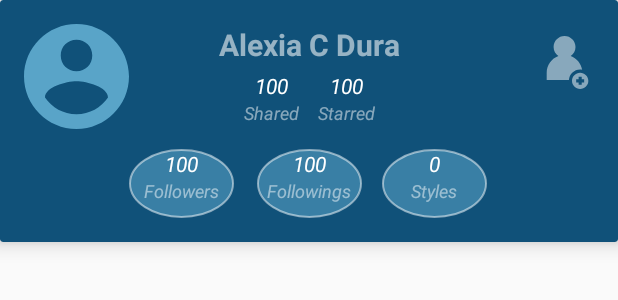
After one commit to Alexia8/mn_android_client, an Android app: the layout view_user_data.xml on its own in the app's theme, with its tools: preview values and no code run, on a phone screen of 412 x 824 dp. The commit adds this screen. Shown: the top 300 px of the screen. Run offline under Robolectric (Android 15) with nearby library versions, the light colour scheme and no system bars.

Commit message:
Added user card in profile fragment

```diff
--- /dev/null
+++ b/mn_ui/src/main/java/com/alexiacdura/mn_ui/ui/components/user/UserCardView.kt
@@ -0,0 +1,56 @@
+package com.alexiacdura.mn_ui.ui.components.user
+
+import android.content.Context
+import android.util.AttributeSet
+import androidx.cardview.widget.CardView
+import androidx.databinding.BaseObservable
+import com.alexiacdura.mn_core.data.models.UserData
+import com.alexiacdura.mn_core.data.user.states.UserDataState
+import com.alexiacdura.mn_ui.R
+import com.alexiacdura.mn_ui.core.binding.BindableView
+import com.alexiacdura.mn_ui.core.binding.viewBinding
+import com.alexiacdura.mn_ui.core.binding.viewModel
+import com.alexiacdura.mn_ui.databinding.ViewUserDataBinding
+
+class UserCardView @JvmOverloads constructor(
+    context: Context,
+    attrs: AttributeSet? = null,
+    defStyleAttr: Int = 0
+) : CardView(context, attrs, defStyleAttr),
+    BindableView<UserCardViewModel> {
+
+    var viewModel: UserCardViewModel by viewModel(EmptyViewModel())
+
+    private val binding: ViewUserDataBinding by viewBinding(resId = R.layout.view_user_data)
+
+    override fun bind(viewModel: UserCardViewModel) {
+        binding.viewModel = viewModel
+
+        binding.followers.text = viewModel.followersList.size.toString()
+        binding.followings.text = viewModel.followingsList.size.toString()
+    }
+
+    private class EmptyViewModel : BaseObservable(), UserCardViewModel {
+
+        override val contentsInvisible = false
+        override val loadingVisible = false
+        override var username = ""
+        override var postQuantity = ""
+        override var starredQuantity = ""
+        override var followersList: List<UserData.User> = emptyList()
+        override var followingsList: List<UserData.User> = emptyList()
+
+        override fun update(state: UserDataState) {
+            // don't do anything
+        }
+
+        override fun followersClick(followersList: List<UserData.User>) {
+            // don't do anything
+        }
+
+        override fun followingsClick(followingsList: List<UserData.User>) {
+            // don't do anything
+        }
+
+    }
+}
--- /dev/null
+++ b/mn_ui/src/main/java/com/alexiacdura/mn_ui/ui/components/user/UserCardViewModel.kt
@@ -0,0 +1,35 @@
+package com.alexiacdura.mn_ui.ui.components.user
+
+import androidx.databinding.Bindable
+import androidx.databinding.Observable
+import com.alexiacdura.mn_core.data.models.UserData
+import com.alexiacdura.mn_core.data.user.states.UserDataState
+
+interface UserCardViewModel : Observable {
+
+    @get:Bindable
+    val contentsInvisible: Boolean
+
+    @get:Bindable
+    val loadingVisible: Boolean
+
+    @get:Bindable
+    var username: String
+
+    @get:Bindable
+    var postQuantity: String
+
+    @get:Bindable
+    var starredQuantity: String
+
+    @get:Bindable
+    var followersList: List<UserData.User>
+
+    @get:Bindable
+    var followingsList: List<UserData.User>
+
+    fun followersClick(followersList: List<UserData.User>)
+    fun followingsClick(followingsList: List<UserData.User>)
+
+    fun update(state: UserDataState)
+}
--- /dev/null
+++ b/mn_ui/src/main/java/com/alexiacdura/mn_ui/ui/components/user/UserCardViewModelImpl.kt
@@ -0,0 +1,72 @@
+package com.alexiacdura.mn_ui.ui.components.user
+
+import androidx.databinding.BaseObservable
+import com.alexiacdura.mn_core.data.models.UserData
+import com.alexiacdura.mn_core.data.user.states.UserDataState
+import com.alexiacdura.mn_ui.BR
+import com.alexiacdura.mn_ui.core.binding.bindableProperty
+import kotlin.reflect.KFunction1
+
+class UserCardViewModelImpl(
+    private val followersCallback: KFunction1<@ParameterName(name = "user") List<UserData.User>, Unit>,
+    private val followingsCallback: KFunction1<@ParameterName(name = "user") List<UserData.User>, Unit>
+) : BaseObservable(), UserCardViewModel {
+
+    override var contentsInvisible by bindableProperty(false, BR.contentsInvisible)
+        private set
+
+    override var loadingVisible by bindableProperty(false, BR.loadingVisible)
+        private set
+
+    override var username by bindableProperty("", BR.username)
+
+    override var postQuantity by bindableProperty("", BR.postQuantity)
+
+    override var starredQuantity by bindableProperty("", BR.starredQuantity)
+
+    override var followersList: List<UserData.User> = emptyList()
+
+    override var followingsList: List<UserData.User> = emptyList()
+
+    override fun followersClick(followersList: List<UserData.User>) {
+        followersCallback(followersList)
+    }
+
+    override fun followingsClick(followingsList: List<UserData.User>) {
+        followingsCallback(followingsList)
+    }
+
+    override fun update(state: UserDataState) {
+        when (state) {
+            is UserDataState.Success -> processSuccessState(state.item)
+            is UserDataState.Loading -> showLoading()
+            is UserDataState.Error -> hideAll()
+        }
+    }
+
+    private fun processSuccessState(item: UserData) {
+        this.username = ""
+        this.postQuantity = Integer.toString(item.postQuantity)
+        this.starredQuantity = Integer.toString(item.starredQuantity)
+        this.followersList = item.followers
+        this.followingsList = item.followings
+
+        showContents()
+        notifyChange()
+    }
+
+    private fun showLoading() {
+        loadingVisible = true
+        contentsInvisible = true
+    }
+
+    private fun showContents() {
+        contentsInvisible = false
+        loadingVisible = false
+    }
+
+    private fun hideAll() {
+        loadingVisible = false
+        contentsInvisible = false
+    }
+}
--- /dev/null
+++ b/mn_ui/src/main/res/drawable/circle_background.xml
@@ -0,0 +1,11 @@
+<shape xmlns:android="http://schemas.android.com/apk/res/android"
+    android:innerRadius="0dp"
+    android:shape="oval"
+    android:thicknessRatio="1"
+    android:useLevel="false">
+    <solid android:color="@color/mn_blue_light_90" />
+
+    <stroke
+        android:width="1dp"
+        android:color="@color/white_80" />
+</shape>
--- /dev/null
+++ b/mn_ui/src/main/res/drawable/ic_add_friend.xml
@@ -0,0 +1,12 @@
+<vector xmlns:android="http://schemas.android.com/apk/res/android"
+    android:width="512dp"
+    android:height="512dp"
+    android:viewportWidth="512"
+    android:viewportHeight="512">
+    <path
+        android:fillColor="@color/white_80"
+        android:pathData="m299.391,433c0,43.629 35.371,79 79,79s79,-35.371 79,-79 -35.371,-79 -79,-79 -79,35.371 -79,79zM416.891,418v30h-23.5v23.5h-30v-23.5h-23.5v-30h23.5v-23.5h30v23.5zM416.891,418" />
+    <path
+        android:fillColor="@color/white_80"
+        android:pathData="m301.316,355.926c20.586,-20.586 47.957,-31.926 77.074,-31.926 6.48,0 12.879,0.566 19.133,1.668 -10.535,-61.199 -53.418,-111.473 -110.355,-132.52 27.848,-19.082 46.152,-51.109 46.152,-87.34 0,-58.344 -47.465,-105.809 -105.809,-105.809s-105.809,47.465 -105.809,105.809c0,36.227 18.309,68.258 46.152,87.34 -65.813,24.332 -112.855,87.707 -112.855,161.871v69.594h214.707c1.965,-25.957 13.012,-50.09 31.609,-68.688zM301.316,355.926" />
+</vector>
--- /dev/null
+++ b/mn_ui/src/main/res/layout/view_user_data.xml
@@ -0,0 +1,197 @@
+<?xml version="1.0" encoding="utf-8"?>
+<layout xmlns:android="http://schemas.android.com/apk/res/android"
+    xmlns:app="http://schemas.android.com/apk/res-auto"
+    xmlns:tools="http://schemas.android.com/tools">
+
+    <data>
+
+        <variable
+            name="viewModel"
+            type="com.alexiacdura.mn_ui.ui.components.user.UserCardViewModel" />
+    </data>
+
+    <androidx.cardview.widget.CardView
+        android:layout_width="match_parent"
+        android:layout_height="wrap_content"
+        app:cardBackgroundColor="@color/colorPrimary"
+        app:cardElevation="@dimen/small_8"
+        app:cardUseCompatPadding="false">
+
+        <androidx.constraintlayout.widget.ConstraintLayout
+            android:layout_width="match_parent"
+            android:layout_height="match_parent"
+            android:paddingStart="@dimen/base_16"
+            android:paddingTop="@dimen/base_16"
+            android:paddingEnd="@dimen/base_16"
+            android:paddingBottom="@dimen/base_16">
+
+            <ImageView
+                android:id="@+id/userImage"
+                android:layout_width="70dp"
+                android:layout_height="70dp"
+                android:background="@drawable/ic_default_user_icon"
+                app:layout_constraintStart_toStartOf="parent"
+                app:layout_constraintTop_toTopOf="parent" />
+
+            <TextView
+                android:id="@+id/username"
+                style="@style/Style.UserCardView.username"
+                android:layout_width="wrap_content"
+                android:layout_height="wrap_content"
+                android:paddingBottom="@dimen/xsmall_4"
+                android:text="Alexia C Dura"
+                app:layout_constraintEnd_toEndOf="parent"
+                app:layout_constraintStart_toStartOf="parent"
+                app:layout_constraintTop_toTopOf="parent"
+                tools:text="Alexia C Dura" />
+
+            <ImageView
+                android:id="@+id/followBtn"
+                android:layout_width="35dp"
+                android:layout_height="35dp"
+                android:layout_marginStart="@dimen/user_card_margin_row"
+                android:layout_marginTop="@dimen/small_8"
+                android:background="@drawable/ic_add_friend"
+                app:layout_constraintEnd_toEndOf="parent"
+                app:layout_constraintTop_toTopOf="parent" />
+
+            <TextView
+                android:id="@+id/postQuantity"
+                style="@style/Style.UserCardView.value"
+                android:layout_width="wrap_content"
+                android:layout_height="wrap_content"
+                android:text="@{viewModel.postQuantity}"
+                app:layout_constraintEnd_toEndOf="@id/postQuantityTitle"
+                app:layout_constraintStart_toStartOf="@id/postQuantityTitle"
+                app:layout_constraintTop_toBottomOf="@id/username"
+                tools:text="100" />
+
+            <TextView
+                android:id="@+id/postQuantityTitle"
+                style="@style/Style.UserCardView.title"
+                android:layout_width="wrap_content"
+                android:layout_height="wrap_content"
+                android:layout_marginEnd="@dimen/user_card_margin_row"
+                android:text="@string/title_shared"
+                app:layout_constraintEnd_toEndOf="parent"
+                app:layout_constraintStart_toStartOf="parent"
+                app:layout_constraintTop_toBottomOf="@id/postQuantity" />
+
+            <TextView
+                android:id="@+id/starsQuantity"
+                style="@style/Style.UserCardView.value"
+                android:layout_width="wrap_content"
+                android:layout_height="wrap_content"
+                android:text="@{viewModel.starredQuantity}"
+                app:layout_constraintEnd_toEndOf="@id/starsQuantityTitle"
+                app:layout_constraintStart_toStartOf="@id/starsQuantityTitle"
+                app:layout_constraintTop_toBottomOf="@id/username"
+                tools:text="100" />
+
+            <TextView
+                android:id="@+id/starsQuantityTitle"
+                style="@style/Style.UserCardView.title"
+                android:layout_width="wrap_content"
+                android:layout_height="wrap_content"
+                android:layout_marginStart="@dimen/user_card_margin_row"
+                android:text="@string/title_starred"
+                app:layout_constraintEnd_toEndOf="parent"
+                app:layout_constraintStart_toStartOf="parent"
+                app:layout_constraintTop_toBottomOf="@id/starsQuantity" />
+
+            <View
+                android:id="@+id/followersBackground"
+                style="@style/Style.UserCardView.value.circled"
+                android:layout_width="@dimen/user_card_button_width"
+                android:layout_height="@dimen/user_card_button_height"
+                app:layout_constraintEnd_toEndOf="@id/followersTitle"
+                app:layout_constraintStart_toStartOf="@id/followersTitle"
+                app:layout_constraintTop_toTopOf="@id/followers" />
+
+            <TextView
+                android:id="@+id/followers"
+                style="@style/Style.UserCardView.value"
+                android:layout_width="wrap_content"
+                android:layout_height="wrap_content"
+                android:layout_marginTop="@dimen/base_16"
+                app:layout_constraintEnd_toEndOf="@id/followersTitle"
+                app:layout_constraintStart_toStartOf="@id/followersTitle"
+                app:layout_constraintTop_toBottomOf="@id/postQuantityTitle"
+                tools:text="100" />
+
+            <TextView
+                android:id="@+id/followersTitle"
+                style="@style/Style.UserCardView.title"
+                android:layout_width="wrap_content"
+                android:layout_height="wrap_content"
+                android:layout_marginEnd="@dimen/xlarge_32"
+                android:text="@string/title_followers"
+                app:layout_constraintRight_toLeftOf="@id/followingsTitle"
+                app:layout_constraintTop_toBottomOf="@id/followers" />
+
+            <View
+                android:id="@+id/followingsBackground"
+                style="@style/Style.UserCardView.value.circled"
+                android:layout_width="@dimen/user_card_button_width"
+                android:layout_height="@dimen/user_card_button_height"
+                app:layout_constraintEnd_toEndOf="@id/followingsTitle"
+                app:layout_constraintStart_toStartOf="@id/followingsTitle"
+                app:layout_constraintTop_toTopOf="@id/followings" />
+
+            <TextView
+                android:id="@+id/followings"
+                style="@style/Style.UserCardView.value"
+                android:layout_width="wrap_content"
+                android:layout_height="wrap_content"
+                android:layout_marginTop="@dimen/base_16"
+                app:layout_constraintEnd_toEndOf="@id/followingsTitle"
+                app:layout_constraintStart_toStartOf="@id/followingsTitle"
+                app:layout_constraintTop_toBottomOf="@id/postQuantityTitle"
+                tools:text="100" />
+
+            <TextView
+                android:id="@+id/followingsTitle"
+                style="@style/Style.UserCardView.title"
+                android:layout_width="wrap_content"
+                android:layout_height="wrap_content"
+                android:text="@string/title_followings"
+                app:layout_constraintEnd_toEndOf="parent"
+                app:layout_constraintStart_toStartOf="parent"
+                app:layout_constraintTop_toBottomOf="@id/followings" />
+
+
+            <View
+                android:id="@+id/stylesBackground"
+                style="@style/Style.UserCardView.value.circled"
+                android:layout_width="@dimen/user_card_button_width"
+                android:layout_height="@dimen/user_card_button_height"
+                app:layout_constraintEnd_toEndOf="@id/stylesTitle"
+                app:layout_constraintStart_toStartOf="@id/stylesTitle"
+                app:layout_constraintTop_toTopOf="@id/styles" />
+
+            <TextView
+                android:id="@+id/styles"
+                style="@style/Style.UserCardView.value"
+                android:layout_width="wrap_content"
+                android:layout_height="wrap_content"
+                android:layout_marginTop="@dimen/base_16"
+                android:text="0"
+                app:layout_constraintEnd_toEndOf="@id/stylesTitle"
+                app:layout_constraintStart_toStartOf="@id/stylesTitle"
+                app:layout_constraintTop_toBottomOf="@id/postQuantityTitle" />
+
+            <TextView
+                android:id="@+id/stylesTitle"
+                style="@style/Style.UserCardView.title"
+                android:layout_width="wrap_content"
+                android:layout_height="wrap_content"
+                android:layout_marginStart="40dp"
+                android:text="@string/title_styles"
+                app:layout_constraintLeft_toRightOf="@id/followingsTitle"
+                app:layout_constraintTop_toBottomOf="@id/styles" />
+
+        </androidx.constraintlayout.widget.ConstraintLayout>
+
+    </androidx.cardview.widget.CardView>
+
+</layout>
--- a/mn_ui/src/main/res/values/dimens.xml
+++ b/mn_ui/src/main/res/values/dimens.xml
@@ -8,6 +8,12 @@
     <dimen name="xsmall_4">4dp</dimen>
     <dimen name="xxsmall_2">2dp</dimen>
 
+    <!-- DP Size for user card margins. -->
+    <dimen name="user_card_margin_row">50dp</dimen>
+    <dimen name="user_card_height">150dp</dimen>
+    <dimen name="user_card_button_width">70dp</dimen>
+    <dimen name="user_card_button_height">46dp</dimen>
+
     <!-- SP sizes. -->
     <dimen name="font_large_24">24sp</dimen>
     <dimen name="font_big_20">20sp</dimen>
--- a/mn_ui/src/main/res/values/strings.xml
+++ b/mn_ui/src/main/res/values/strings.xml
@@ -4,11 +4,14 @@
     <string name="title_favourites">Favourites</string>
     <string name="title_profile">Profile</string>
 
-    //Error View Strings
     <string name="title_error">Oops!</string>
     <string name="text_error">There was an error, please try again.</string>
     <string name="text_retry">Retry</string>
 
-    //Loading View Strings
     <string name="title_loading">Loading..</string>
+    <string name="title_shared">Shared</string>
+    <string name="title_starred">Starred</string>
+    <string name="title_followers">Followers</string>
+    <string name="title_followings">Followings</string>
+    <string name="title_styles">Styles</string>
 </resources>
--- a/mn_ui/src/main/res/values/styles.xml
+++ b/mn_ui/src/main/res/values/styles.xml
@@ -44,4 +44,30 @@
         <item name="android:background">@mipmap/sample_post_image</item>
     </style>
 
+    <style name="Style.UserCardView.username" parent="AppTheme">
+        <item name="android:textSize">@dimen/font_big_20</item>
+        <item name="android:textColor">@color/white_90</item>
+        <item name="android:textStyle">bold</item>
+    </style>
+
+    <style name="Style.UserCardView.value" parent="AppTheme">
+        <item name="android:textSize">@dimen/font_base_14</item>
+        <item name="android:textColor">@color/white_100</item>
+        <item name="android:textStyle">italic</item>
+    </style>
+
+    <style name="Style.UserCardView.value.circled" parent="Style.UserCardView.value">
+        <item name="android:background">@drawable/circle_background</item>
+    </style>
+
+    <style name="Style.UserCardView.value.clickable" parent="Style.UserCardView.value">
+        <item name="android:textStyle">bold</item>
+    </style>
+
+    <style name="Style.UserCardView.title" parent="AppTheme">
+        <item name="android:textSize">@dimen/font_base_12</item>
+        <item name="android:textColor">@color/white_80</item>
+        <item name="android:textStyle">italic</item>
+    </style>
+
 </resources>
```
Also changed, not shown: 1 other file.
